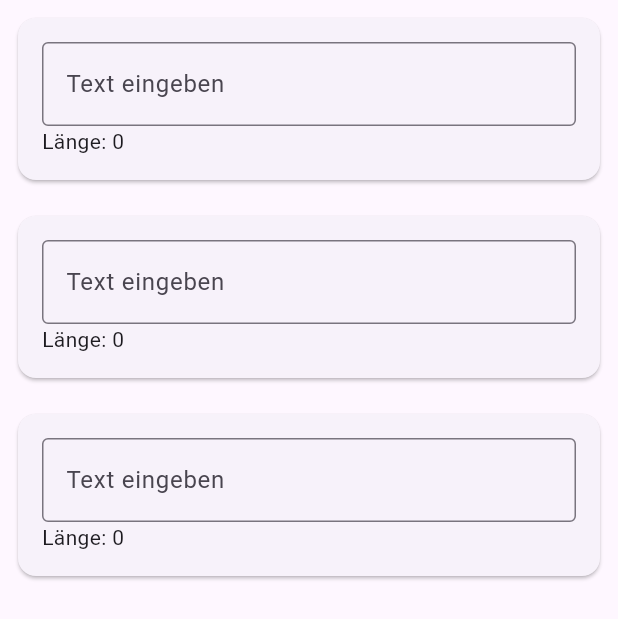
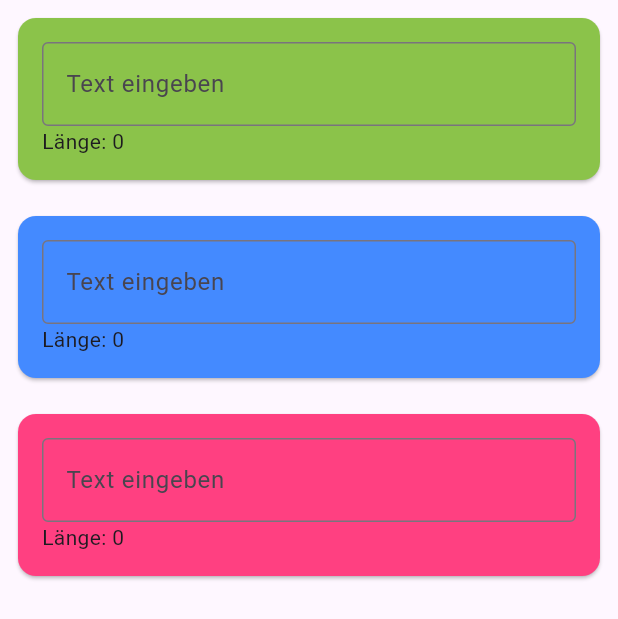
Before and after one commit to simonisinger/callback_functions_task, a Flutter app: the screen it shows after launch, on a phone screen of 412 x 824 dp. Shown: the top 619 px of the screen. Run offline on Flutter 3.47's test engine with Material 3 defaults, Android fonts, the phone set to English and light mode, and no system bars.

Commit message:
finished task

```diff
--- a/lib/input_counter_box.dart
+++ b/lib/input_counter_box.dart
@@ -1,7 +1,9 @@
 import 'package:flutter/material.dart';
 
 class InputCounterBox extends StatefulWidget {
-  const InputCounterBox({super.key});
+  final Color color;
+  final void Function(String) onChanged;
+  const InputCounterBox({super.key, required this.color, required this.onChanged});
 
   @override
   State<InputCounterBox> createState() => _InputCounterBoxState();
@@ -13,6 +15,7 @@ class _InputCounterBoxState extends State<InputCounterBox> {
   @override
   Widget build(BuildContext context) {
     return Card(
+      color: widget.color,
       child: Padding(
         padding: const EdgeInsets.all(16.0),
         child: Column(
@@ -23,6 +26,7 @@ class _InputCounterBoxState extends State<InputCounterBox> {
                 setState(() {
                   _length = text.length;
                 });
+                widget.onChanged(text);
               },
               decoration: InputDecoration(
                 hintText: 'Text eingeben',
--- a/lib/main_screen.dart
+++ b/lib/main_screen.dart
@@ -4,18 +4,33 @@ import 'package:flutter/material.dart';
 class MainScreen extends StatelessWidget {
   const MainScreen({super.key});
 
+  void printTextFields(String text) {
+    debugPrint(text);
+  }
+
   @override
   Widget build(BuildContext context) {
     return Scaffold(
-      body: Padding(
-        padding: const EdgeInsets.all(8.0),
-        child: Column(
-          spacing: 16,
-          children: [
-            InputCounterBox(),
-            InputCounterBox(),
-            InputCounterBox(),
-          ],
+      body: SafeArea(
+        child: Padding(
+          padding: const EdgeInsets.all(8.0),
+          child: Column(
+            spacing: 16,
+            children: [
+              InputCounterBox(
+                color: Colors.lightGreen,
+                onChanged: printTextFields,
+              ),
+              InputCounterBox(
+                color: Colors.blueAccent,
+                onChanged: printTextFields,
+              ),
+              InputCounterBox(
+                color: Colors.pinkAccent,
+                onChanged:  printTextFields,
+              ),
+            ],
+          ),
         ),
       ),
     );
```
